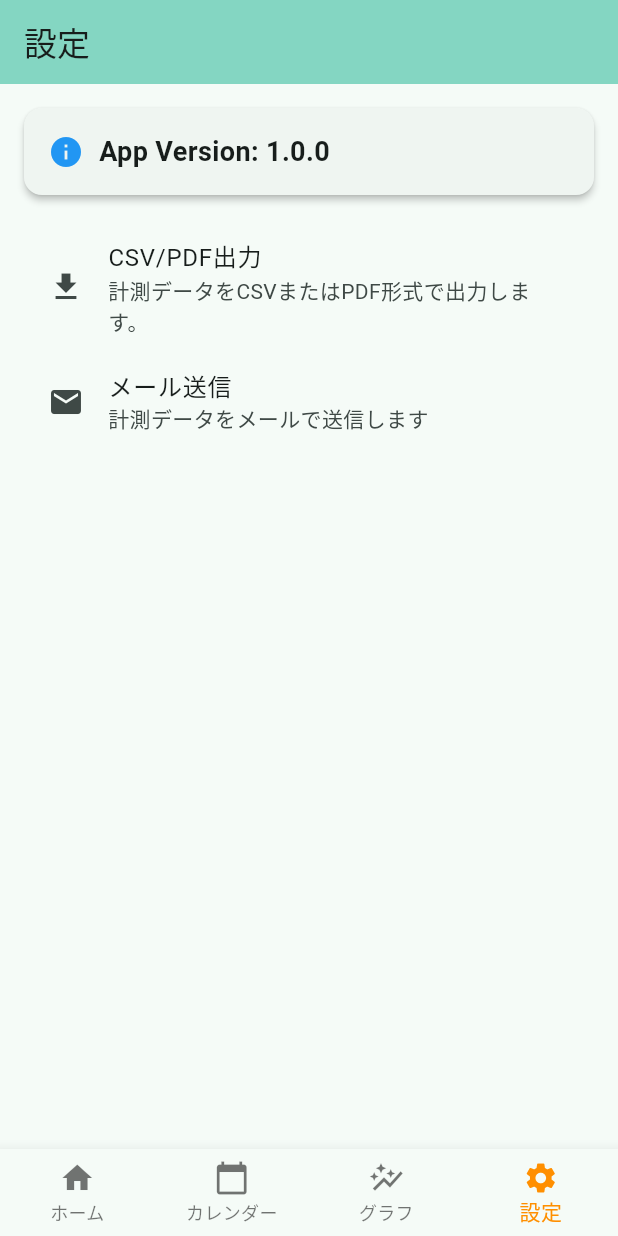
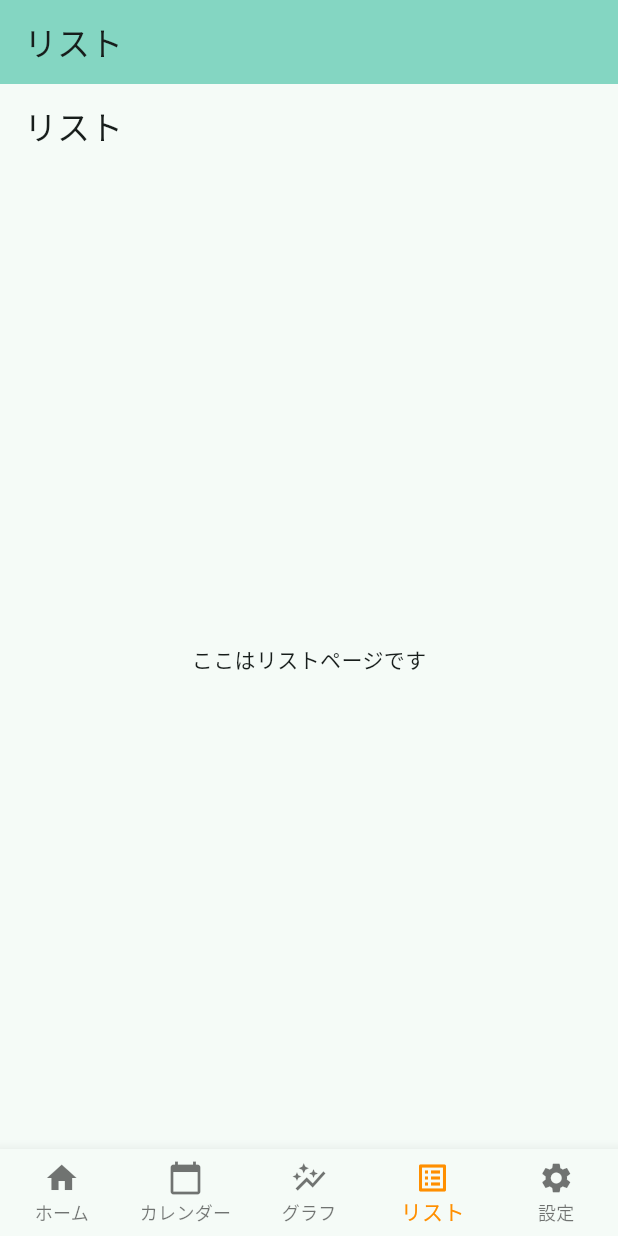
Before and after one commit to yuko87/blood_pressure_monitor, a Flutter app: the screen it shows after launch, item 4 of the bottom bar chosen, on a phone screen of 412 x 824 dp. Run offline on Flutter 3.47's test engine with Material 3 defaults, Android fonts, the phone set to English and light mode, and no system bars; our stand-ins replace package_info_plus, table_calendar.

Commit message:
add list page

```diff
--- /dev/null
+++ b/lib/list_page.dart
@@ -0,0 +1,22 @@
+import 'package:flutter/material.dart';
+
+class ListPage extends StatefulWidget {
+  const ListPage({super.key});
+
+  @override
+  ListPageState createState() => ListPageState();
+}
+
+class ListPageState extends State<ListPage> {
+  @override
+  Widget build(BuildContext context) {
+    return Scaffold(
+      appBar: AppBar(
+        title: const Text('リスト'),
+      ),
+      body: const Center(
+        child: Text('ここはリストページです'),
+      ),
+    );
+  }
+}
--- a/lib/main.dart
+++ b/lib/main.dart
@@ -1,6 +1,7 @@
 import 'package:blood_pressure_monitor/calendar_page.dart';
 import 'package:blood_pressure_monitor/graph_page.dart';
 import 'package:blood_pressure_monitor/home_page.dart';
+import 'package:blood_pressure_monitor/list_page.dart';
 import 'package:blood_pressure_monitor/setting_page.dart';
 import 'package:flutter/material.dart';
 
@@ -38,6 +39,7 @@
     HomeContent(),
     CalendarPage(),
     GraphPage(),
+    ListPage(),
     SettingsPage(),
   ];
 
@@ -45,6 +47,7 @@
     '血圧記録',
     'カレンダー',
     'グラフ',
+    'リスト',
     '設定',
   ];
 
@@ -78,6 +81,10 @@
             label: 'グラフ',
           ),
           BottomNavigationBarItem(
+            icon: Icon(Icons.list_alt),
+            label: 'リスト',
+          ),
+          BottomNavigationBarItem(
             icon: Icon(Icons.settings),
             label: '設定',
           ),
```
